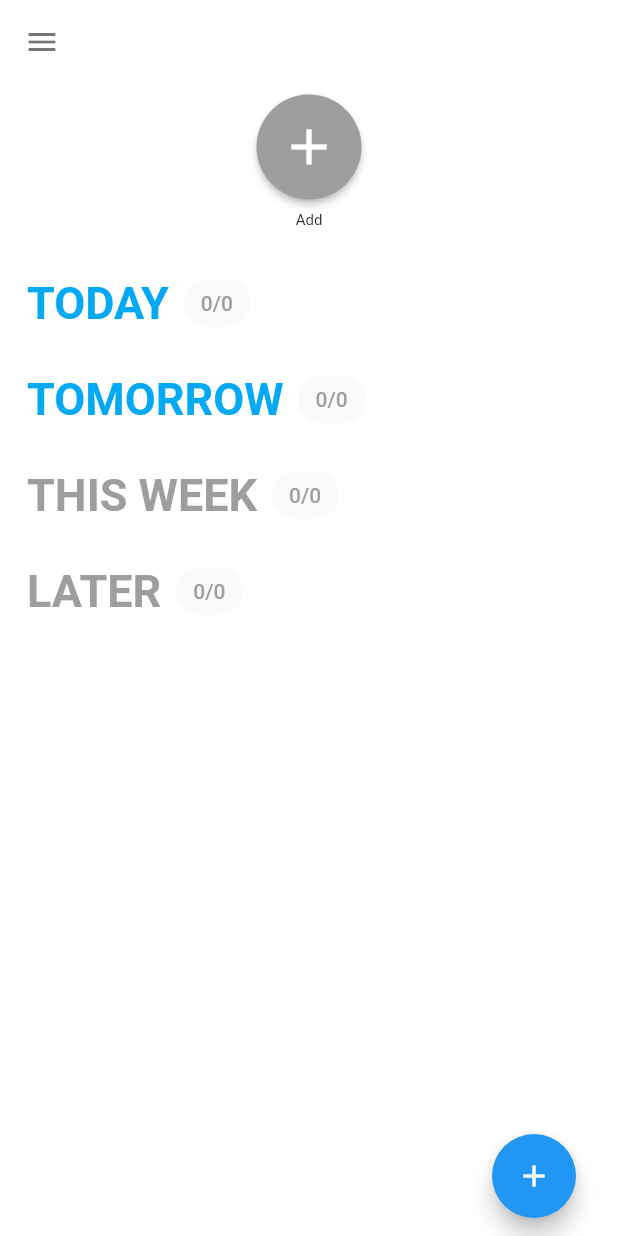
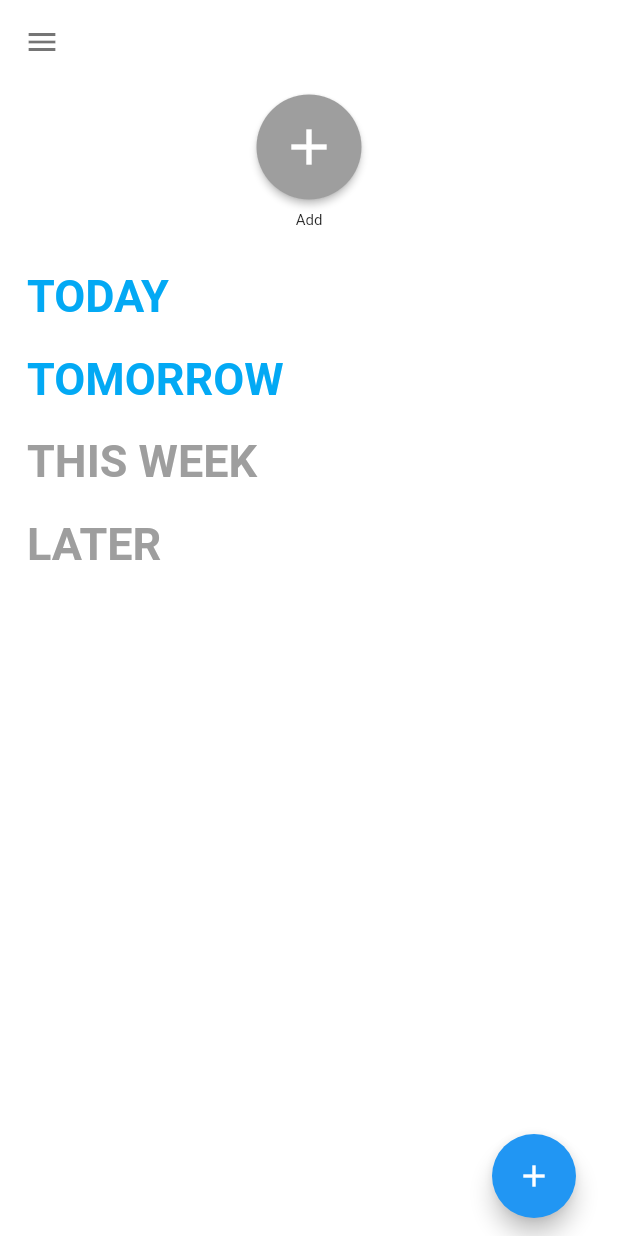
Before and after one commit to ak98neon/todo_flutter, a Flutter app: the screen it shows after launch, on a phone screen of 412 x 824 dp. Run offline on Flutter 3.47's test engine with Material 2 defaults, Android fonts, the phone set to English and light mode, and no system bars.

Commit message:
[Feature] TDa-1: Visible amount of goal by day only if day have more than zero task.

```diff
--- a/lib/taskPage.dart
+++ b/lib/taskPage.dart
@@ -31,8 +31,8 @@ class _HabitsRowState extends State<HabitsRow> {
     return SingleChildScrollView(
         scrollDirection: Axis.horizontal,
         child: Row(
-            mainAxisSize: MainAxisSize.min,
             mainAxisAlignment: MainAxisAlignment.start,
+            crossAxisAlignment: CrossAxisAlignment.start,
             children: habitList));
   }
 }
@@ -126,6 +126,30 @@ class _DayWidgetState extends State<DayWidget> {
     this.totalCount = taskList.length;
   }
 
+  Widget showGoalAmount() {
+    if (totalCount > 0) {
+      return Visibility(
+        child: Chip(
+          materialTapTargetSize: MaterialTapTargetSize.padded,
+          label: Text('$doneCount/$totalCount'),
+          labelStyle: TextStyle(
+            color: Colors.grey,
+          ),
+        ),
+      );
+    }
+    return Visibility(
+      visible: false,
+      child: Chip(
+        materialTapTargetSize: MaterialTapTargetSize.padded,
+        label: Text('$doneCount/$totalCount'),
+        labelStyle: TextStyle(
+          color: Colors.grey,
+        ),
+      ),
+    );
+  }
+
   @override
   Widget build(BuildContext context) {
     return Container(
@@ -151,13 +175,7 @@ class _DayWidgetState extends State<DayWidget> {
                 child: ChipTheme(
                   data: ChipTheme.of(context)
                       .copyWith(backgroundColor: Colors.transparent),
-                  child: Chip(
-                    materialTapTargetSize: MaterialTapTargetSize.padded,
-                    label: Text('$doneCount/$totalCount'),
-                    labelStyle: TextStyle(
-                      color: Colors.grey,
-                    ),
-                  ),
+                  child: showGoalAmount(),
                 ),
               )
             ],
```
